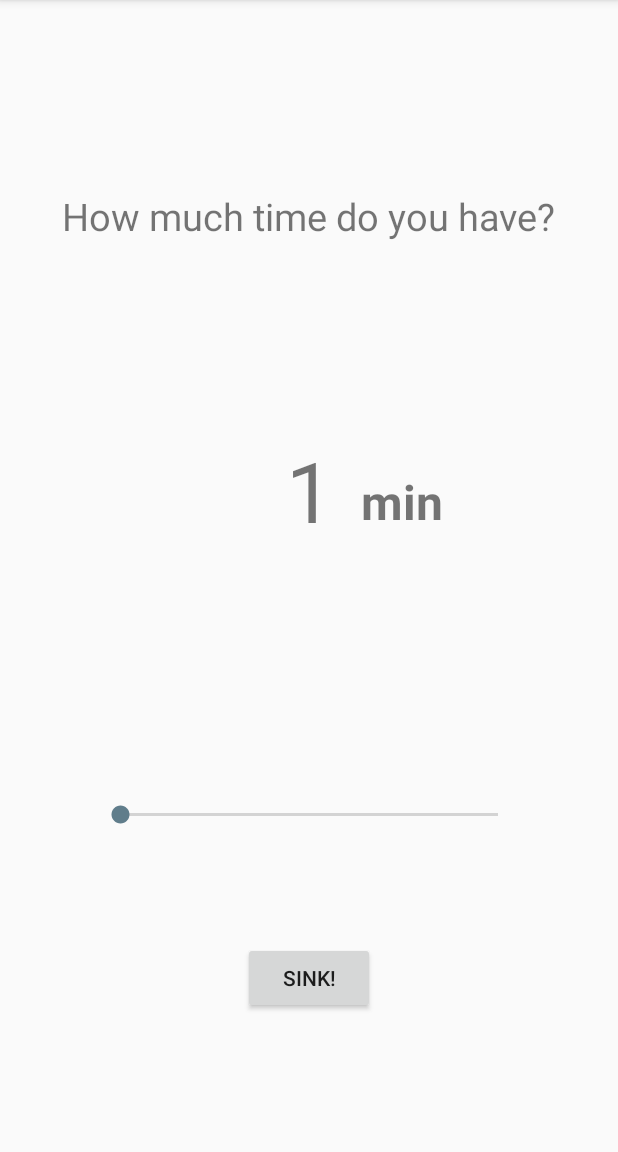
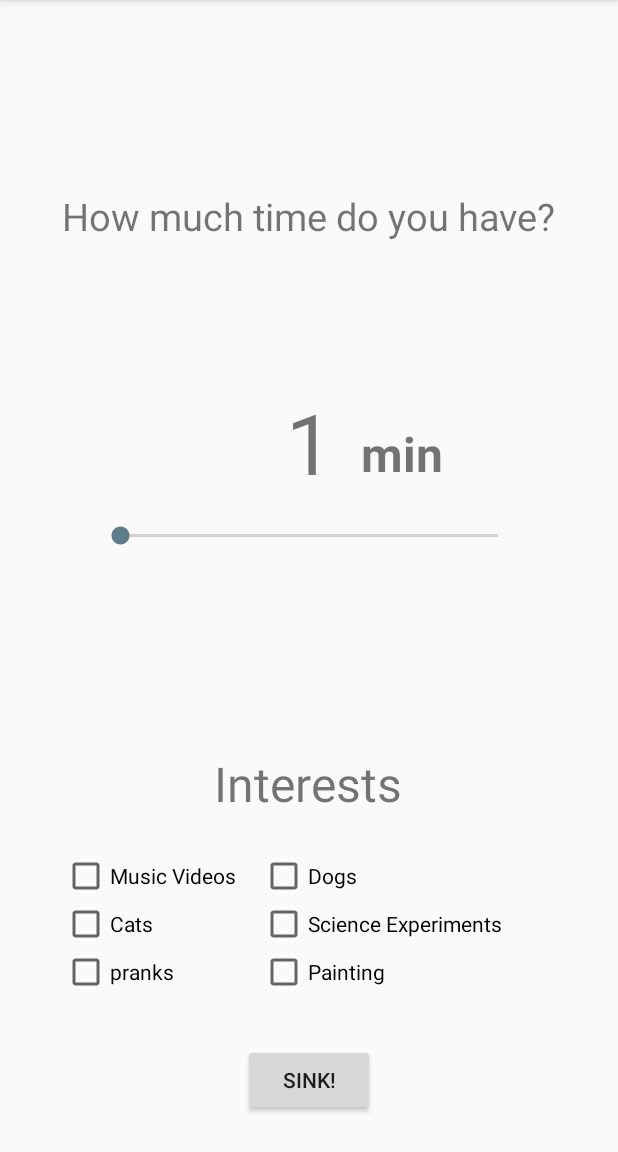
Before and after one commit to RobertPaul01/TimeSink, an Android app: the MainActivity screen opened directly, with no data from a screen before it, on a phone screen of 412 x 824 dp, the part 84-1236 px from its top. Run offline under Robolectric (Android 15) with nearby library versions, the light colour scheme and no system bars; our stand-ins replace Firebase (no records; nobody signed in at launch, a user with empty details on screens opened directly).

Commit message:
Added some check boxes and method to retrieve the checked boxes: getChecked()

```diff
--- a/app/src/main/java/com/abe/robert/timesink/MainActivity.java
+++ b/app/src/main/java/com/abe/robert/timesink/MainActivity.java
@@ -14,6 +14,7 @@ import android.view.MenuInflater;
 import android.view.MenuItem;
 import android.view.View;
 import android.widget.Button;
+import android.widget.CheckBox;
 import android.widget.SeekBar;
 import android.widget.TextView;
 
@@ -23,6 +24,9 @@ import com.google.android.gms.common.api.ResultCallback;
 import com.google.android.gms.common.api.Status;
 import com.google.firebase.auth.FirebaseAuth;
 import com.google.firebase.auth.FirebaseUser;
+
+import java.util.ArrayList;
+import java.util.List;
 
 
 public class MainActivity extends AppCompatActivity {
@@ -38,6 +42,7 @@ public class MainActivity extends AppCompatActivity {
     private SeekBar seekBar;
     private TextView tvMinutes;
     private Button bSink;
+    private CheckBox checkBox1, checkBox2, checkBox3, checkBox4, checkBox5, checkBox6;
 
     // Firebase variables
     FirebaseAuth mFirebaseAuth;
@@ -52,6 +57,12 @@ public class MainActivity extends AppCompatActivity {
         seekBar = (SeekBar) findViewById(R.id.sb_minute_slider);
         tvMinutes = (TextView) findViewById(R.id.tv_time_counter);
         bSink = (Button) findViewById(R.id.b_Sink);
+        checkBox1 = (CheckBox) findViewById(R.id.checkBox1);
+        checkBox2 = (CheckBox) findViewById(R.id.checkBox2);
+        checkBox3 = (CheckBox) findViewById(R.id.checkBox3);
+        checkBox4 = (CheckBox) findViewById(R.id.checkBox4);
+        checkBox5 = (CheckBox) findViewById(R.id.checkBox5);
+        checkBox6 = (CheckBox) findViewById(R.id.checkBox6);
 
         seekBar.setOnSeekBarChangeListener(new SeekBar.OnSeekBarChangeListener() {
             @Override
@@ -145,4 +156,21 @@ public class MainActivity extends AppCompatActivity {
         }
     }
 
+    /**
+     * The list of checkboxes that are checked on the UI
+     *
+     * @return null if nothing is checked, otherwise the list of checked boxes
+     */
+    public List<String> getChecked() {
+        List<String> list = new ArrayList<String>();
+        if (checkBox1.isChecked()) list.add(checkBox1.getText().toString());
+        if (checkBox2.isChecked()) list.add(checkBox2.getText().toString());
+        if (checkBox3.isChecked()) list.add(checkBox3.getText().toString());
+        if (checkBox4.isChecked()) list.add(checkBox4.getText().toString());
+        if (checkBox5.isChecked()) list.add(checkBox5.getText().toString());
+        if (checkBox6.isChecked()) list.add(checkBox6.getText().toString());
+
+        return (list.get(0) == null) ? null : list;
+    }
+
 }
--- a/app/src/main/res/layout/activity_main.xml
+++ b/app/src/main/res/layout/activity_main.xml
@@ -24,10 +24,11 @@
         android:layout_marginTop="8dp"
         app:layout_constraintBottom_toBottomOf="parent"
         android:layout_marginBottom="8dp"
-        app:layout_constraintVertical_bias="0.15"
+        app:layout_constraintVertical_bias="0.14999998"
         android:id="@+id/tv_how_much_time"
         android:layout_marginStart="8dp"
-        android:layout_marginEnd="8dp" />
+        android:layout_marginEnd="8dp"
+        app:layout_constraintHorizontal_bias="0.5" />
 
     <TextView
         android:id="@+id/tv_time_counter"
@@ -35,14 +36,15 @@
         android:layout_height="wrap_content"
         android:text="1"
         android:textSize="56dp"
-        android:layout_marginTop="128dp"
+        android:layout_marginTop="96dp"
         app:layout_constraintTop_toBottomOf="@+id/tv_how_much_time"
         android:layout_marginRight="8dp"
         app:layout_constraintRight_toRightOf="parent"
         android:layout_marginLeft="8dp"
         app:layout_constraintLeft_toLeftOf="parent"
         android:layout_marginStart="8dp"
-        android:layout_marginEnd="8dp" />
+        android:layout_marginEnd="8dp"
+        app:layout_constraintHorizontal_bias="0.502" />
 
     <TextView
         android:id="@+id/tv_minutes"
@@ -65,26 +67,101 @@
         android:id="@+id/sb_minute_slider"
         android:layout_width="0dp"
         android:layout_height="wrap_content"
-        android:layout_marginBottom="8dp"
         android:layout_marginLeft="48dp"
         android:layout_marginRight="48dp"
-        android:layout_marginTop="8dp"
+        android:layout_marginTop="16dp"
         android:max="29"
-        app:layout_constraintBottom_toBottomOf="parent"
         app:layout_constraintLeft_toLeftOf="parent"
         app:layout_constraintRight_toRightOf="parent"
         app:layout_constraintTop_toBottomOf="@+id/tv_time_counter"
-        app:layout_constraintVertical_bias="0.458"
         android:layout_marginStart="48dp"
         android:layout_marginEnd="48dp" />
+
+    <TextView
+        android:id="@+id/tv_interests"
+        android:layout_width="wrap_content"
+        android:layout_height="wrap_content"
+        android:layout_marginLeft="8dp"
+        android:layout_marginRight="8dp"
+        android:text="@string/interests"
+        android:textSize="32dp"
+        app:layout_constraintHorizontal_bias="0.498"
+        app:layout_constraintLeft_toLeftOf="parent"
+        app:layout_constraintRight_toRightOf="parent"
+        android:layout_marginBottom="24dp"
+        app:layout_constraintBottom_toTopOf="@+id/linearLayout" />
+
+    <LinearLayout
+        android:id="@+id/linearLayout"
+        android:layout_width="wrap_content"
+        android:layout_height="wrap_content"
+        android:layout_marginLeft="16dp"
+        android:orientation="horizontal"
+        app:layout_constraintLeft_toLeftOf="parent"
+        android:layout_marginBottom="32dp"
+        app:layout_constraintBottom_toTopOf="@+id/b_Sink"
+        android:layout_marginRight="8dp"
+        app:layout_constraintRight_toRightOf="parent"
+        app:layout_constraintHorizontal_bias="0.15">
+
+        <LinearLayout
+            android:layout_width="wrap_content"
+            android:layout_height="wrap_content"
+            android:layout_marginRight="@dimen/activity_horizontal_margin"
+            android:orientation="vertical">
+
+            <CheckBox
+                android:id="@+id/checkBox1"
+                android:layout_width="wrap_content"
+                android:layout_height="wrap_content"
+                android:text="@string/checkbox1" />
+
+            <CheckBox
+                android:id="@+id/checkBox2"
+                android:layout_width="wrap_content"
+                android:layout_height="wrap_content"
+                android:text="@string/checkbox2" />
+
+            <CheckBox
+                android:id="@+id/checkBox3"
+                android:layout_width="wrap_content"
+                android:layout_height="wrap_content"
+                android:text="@string/checkbox3" />
+
+        </LinearLayout> <!-- add more vertical LinearLayouts as needed-->
+
+        <LinearLayout
+            android:layout_width="wrap_content"
+            android:layout_height="wrap_content"
+            android:orientation="vertical">
+
+            <CheckBox
+                android:id="@+id/checkBox4"
+                android:layout_width="wrap_content"
+                android:layout_height="wrap_content"
+                android:text="@string/checkbox4" />
+
+            <CheckBox
+                android:id="@+id/checkBox5"
+                android:layout_width="wrap_content"
+                android:layout_height="wrap_content"
+                android:text="@string/checkbox5" />
+
+            <CheckBox
+                android:id="@+id/checkBox6"
+                android:layout_width="wrap_content"
+                android:layout_height="wrap_content"
+                android:text="@string/checkbox6" />
+
+        </LinearLayout>
+
+    </LinearLayout>
 
     <Button
         android:id="@+id/b_Sink"
         android:layout_width="wrap_content"
         android:layout_height="wrap_content"
         android:text="@string/sink"
-        android:layout_marginTop="8dp"
-        app:layout_constraintTop_toBottomOf="@+id/sb_minute_slider"
         app:layout_constraintBottom_toBottomOf="parent"
         android:layout_marginBottom="8dp"
         android:layout_marginRight="8dp"
--- a/app/src/main/res/values/strings.xml
+++ b/app/src/main/res/values/strings.xml
@@ -5,4 +5,11 @@
     <string name="tv_sign_in">Sign In</string>
     <string name="sink">Sink!</string>
     <string name="sign_out">Sign Out</string>
+    <string name="checkbox1">Music Videos</string>
+    <string name="checkbox2">Cats</string>
+    <string name="checkbox3">pranks</string>
+    <string name="checkbox4">Dogs</string>
+    <string name="checkbox5">Science Experiments</string>
+    <string name="checkbox6">Painting</string>
+    <string name="interests">Interests</string>
 </resources>
```
